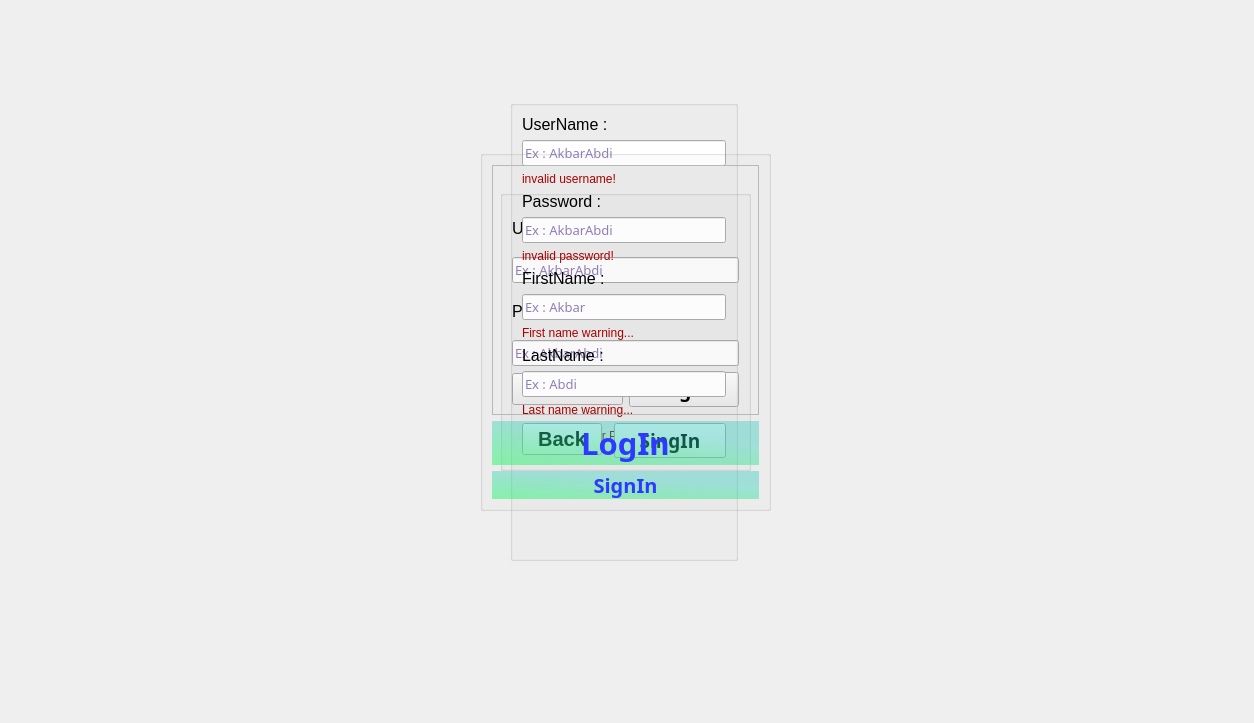
Above: massenger/mainwindow.ui from MahanBeidokhti/AP-Messenger before the change. Below: the same form after it.
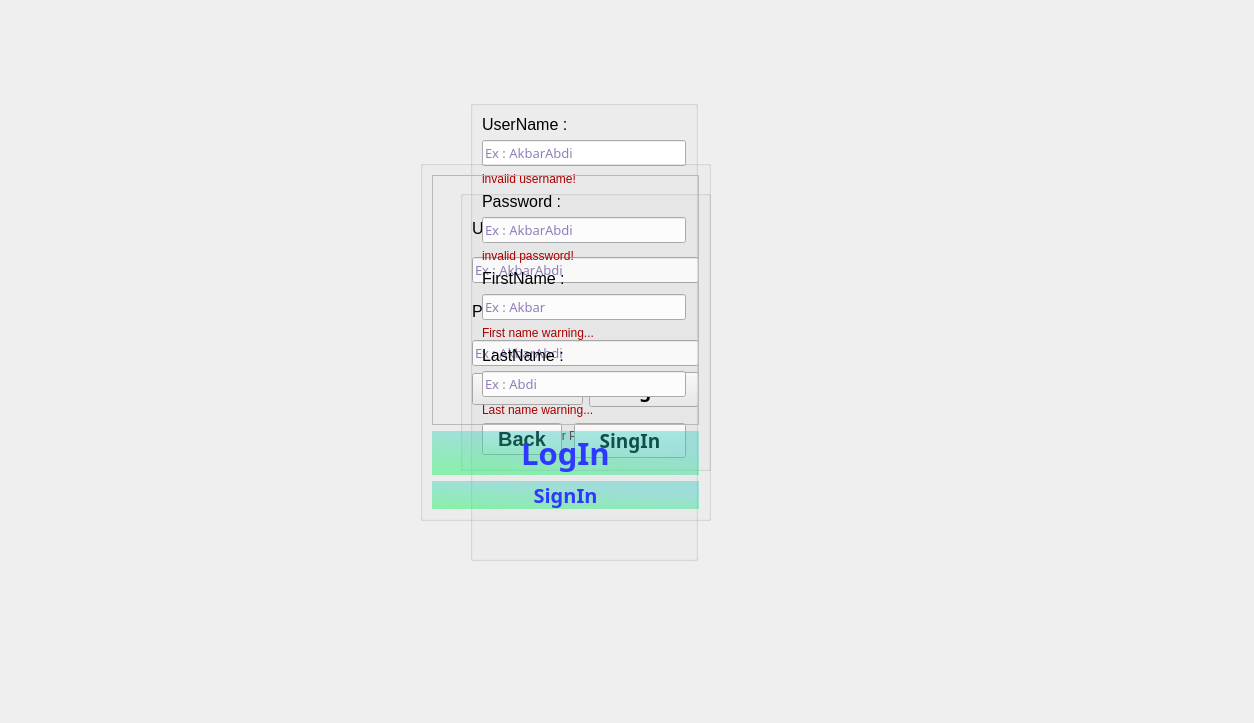
That is the form after the change. Icons and pictures are not drawn.

```diff
--- a/massenger/mainwindow.ui
+++ b/massenger/mainwindow.ui
@@ -20,7 +20,7 @@
    <widget class="QGroupBox" name="Login_Box">
     <property name="geometry">
      <rect>
-      <x>500</x>
+      <x>460</x>
       <y>190</y>
       <width>251</width>
       <height>281</height>
@@ -147,7 +147,7 @@
    <widget class="QGroupBox" name="Signin_Box">
     <property name="geometry">
      <rect>
-      <x>510</x>
+      <x>470</x>
       <y>100</y>
       <width>228</width>
       <height>461</height>
@@ -360,8 +360,8 @@
    <widget class="QGroupBox" name="main_box">
     <property name="geometry">
      <rect>
-      <x>480</x>
-      <y>150</y>
+      <x>420</x>
+      <y>160</y>
       <width>291</width>
       <height>361</height>
      </rect>
```
